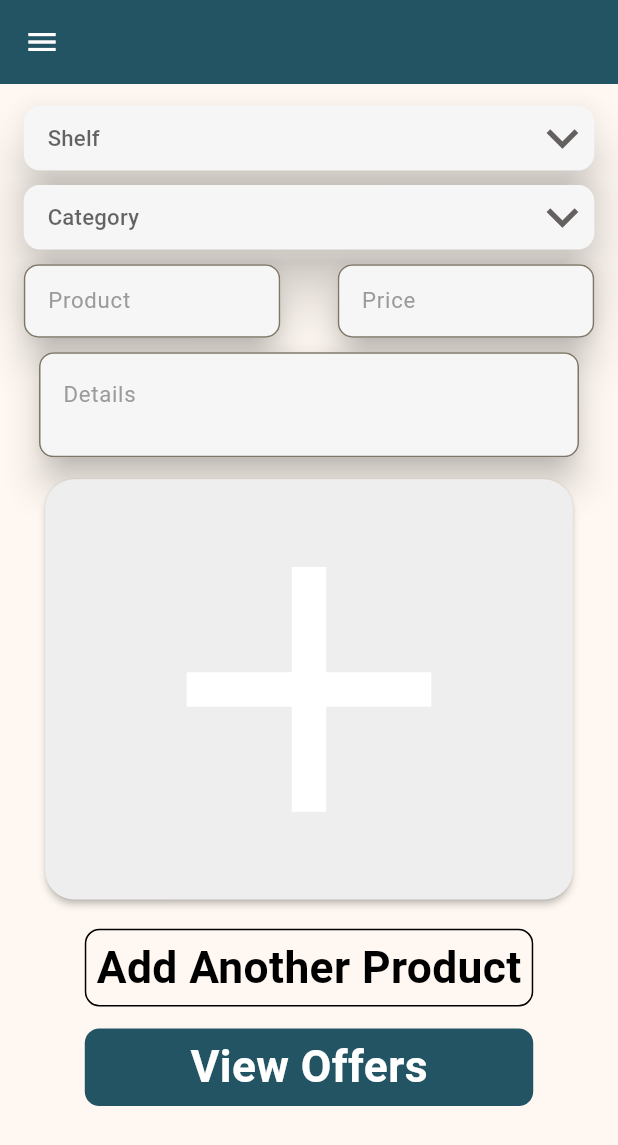
After one commit to Hisham-Elyas/tawsel_orders_delivery_app, a Flutter app: the screen it shows after launch, on a phone screen of 412 x 824 dp. The commit adds this screen. Shown: the top 1145 px of the screen. Run offline on Flutter 3.47's test engine with Material 2 defaults, Android fonts, the phone set to English and light mode, and no system bars; our stand-ins replace flutter_screenutil, get.

Commit message:
Refactor and add new features to the Offers section
- Refactored the Offers section by creating separate screens for adding and confirming offers
- Added custom widgets for text fields, dropdown buttons, and image boxes
- Added functionality to add multiple products and view offers
- Updated the main.dart file to set the Offers screen as the home screen
- Made minor UI improvements and bug fixes

```diff
--- a/lib/main.dart
+++ b/lib/main.dart
@@ -3,7 +3,7 @@ import 'package:flutter_screenutil/flutter_screenutil.dart';
 import 'package:get/get.dart';
 
 import 'app_color.dart';
-import 'merchandiser_app/view/RTV SECTION/rtv_section.dart';
+import 'merchandiser_app/view/OFFERS/offers_screen.dart';
 import 'page_controller.dart';
 
 void main() {
@@ -30,8 +30,10 @@ class MyApp extends StatelessWidget {
         ),
         // home: const HomeOrderScreen(),
         //         merchandiser_app
-        home: const RtvSectionScreen(),
+        // home: const RtvSectionScreen(),
         // home: const InventoryScreen(),
+        home: const OffersScreen(),
+        // home: const ConfirmOffersScreen(),
       ),
     );
   }
--- /dev/null
+++ b/lib/merchandiser_app/view/OFFERS/offers_screen.dart
@@ -0,0 +1,131 @@
+import 'package:flutter/material.dart';
+import 'package:flutter_screenutil/flutter_screenutil.dart';
+
+import '../../app_color.dart';
+import '../../widget/add_imgbox_widget.dart';
+import '../../widget/custom_buttom_widget.dart';
+import '../../widget/custom_dropdown_button_widget.dart';
+import '../../widget/custom_textfield_widget.dart';
+
+class OffersScreen extends StatelessWidget {
+  const OffersScreen({super.key});
+
+  @override
+  Widget build(BuildContext context) {
+    return Scaffold(
+      appBar: AppBar(
+          backgroundColor: AppColor.mainColor,
+          leading: IconButton(
+            onPressed: () {},
+            icon: const Icon(
+              Icons.menu,
+              color: Colors.white,
+            ),
+          )),
+      body: SingleChildScrollView(
+        child: Padding(
+          padding: EdgeInsets.symmetric(horizontal: 15.w).copyWith(
+            top: 15.h,
+            bottom: 10.h,
+          ),
+          child: Column(children: [
+            /// Shelf DropdownButton
+            CustomDropdownButton(
+              onChanged: (value) {},
+              onTap: () {},
+              hintText: "Shelf",
+              items: [
+                DropdownMenuItem(
+                    value: 1,
+                    child: Text("1",
+                        style: TextStyle(
+                            fontWeight: FontWeight.w500, fontSize: 14.sp))),
+                DropdownMenuItem(
+                    value: 2,
+                    child: Text("2",
+                        style: TextStyle(
+                            fontWeight: FontWeight.w500, fontSize: 14.sp))),
+              ],
+            ),
+            SizedBox(height: 10.h),
+
+            /// Category DropdownButton
+            CustomDropdownButton(
+              onChanged: (value) {},
+              onTap: () {},
+              hintText: "Category",
+              items: [
+                DropdownMenuItem(
+                    value: 1,
+                    child: Text("1",
+                        style: TextStyle(
+                            fontWeight: FontWeight.w500, fontSize: 14.sp))),
+                DropdownMenuItem(
+                    value: 2,
+                    child: Text("2",
+                        style: TextStyle(
+                            fontWeight: FontWeight.w500, fontSize: 14.sp))),
+              ],
+            ),
+            SizedBox(height: 10.h),
+            Row(
+              mainAxisAlignment: MainAxisAlignment.spaceBetween,
+              children: [
+                CustomTextFormField(
+                  width: 171,
+                  height: 49,
+                  hintText: "Product",
+                  onSaved: (value) {},
+                  validator: (value) {
+                    return null;
+                  },
+                ),
+                CustomTextFormField(
+                  width: 171,
+                  height: 49,
+                  hintText: "Price",
+                  onSaved: (value) {},
+                  validator: (value) {
+                    return null;
+                  },
+                ),
+              ],
+            ),
+            SizedBox(height: 10.h),
+
+            CustomTextFormField(
+              width: 360,
+              height: 70,
+              maxLines: 3,
+              hintText: "Details",
+              onSaved: (value) {},
+              validator: (value) {
+                return null;
+              },
+            ),
+            SizedBox(height: 15.h),
+            AddImgBoxWidet(
+              width: 333.w,
+              height: 287.h,
+              onTap: () {},
+            ),
+            SizedBox(height: 20.h),
+
+            //  Add Another Product Buttom
+            CustomButtom(
+              isOutLine: true,
+              titel: "Add Another Product",
+              onTap: () {},
+            ),
+            SizedBox(height: 15.h),
+            //  View Offers Buttom
+            CustomButtom(
+              titel: "View Offers",
+              onTap: () {},
+            )
+          ]),
+        ),
+      ),
+    );
+  }
+}
--- /dev/null
+++ b/lib/merchandiser_app/widget/add_imgbox_widget.dart
@@ -0,0 +1,34 @@
+import 'package:flutter/material.dart';
+import 'package:flutter_screenutil/flutter_screenutil.dart';
+
+class AddImgBoxWidet extends StatelessWidget {
+  final double width;
+  final double height;
+  final void Function() onTap;
+  const AddImgBoxWidet(
+      {super.key,
+      required this.width,
+      required this.height,
+      required this.onTap});
+
+  @override
+  Widget build(BuildContext context) {
+    return Material(
+        color: const Color(0xFFEEEEEE),
+        borderRadius: BorderRadius.circular(20.r),
+        elevation: 2,
+        child: InkWell(
+          borderRadius: BorderRadius.circular(20.r),
+          onTap: () {},
+          child: SizedBox(
+            width: width,
+            height: height,
+            child: const FittedBox(
+                child: Icon(
+              Icons.add,
+              color: Color(0xFFFFFFFF),
+            )),
+          ),
+        ));
+  }
+}
--- a/lib/merchandiser_app/widget/custom_buttom_widget.dart
+++ b/lib/merchandiser_app/widget/custom_buttom_widget.dart
@@ -6,10 +6,13 @@ import '../app_color.dart';
 class CustomButtom extends StatelessWidget {
   final void Function()? onTap;
   final String titel;
+  final bool isOutLine;
+
   const CustomButtom({
     Key? key,
     this.onTap,
     required this.titel,
+    this.isOutLine = false,
   }) : super(key: key);
 
   @override
@@ -22,13 +25,18 @@ class CustomButtom extends StatelessWidget {
         alignment: Alignment.center,
         decoration: BoxDecoration(
             borderRadius: BorderRadius.circular(10.r),
-            color: AppColor.mainColor),
+            border: isOutLine
+                ? Border.all(color: const Color(0xff000000), width: 1)
+                : null,
+            color: isOutLine ? null : AppColor.mainColor),
         child: Text(
           titel,
           style: TextStyle(
               fontWeight: FontWeight.w700,
               fontSize: 28.sp,
-              color: const Color(0xffFFFFFF)),
+              color: isOutLine
+                  ? const Color(0xff000000)
+                  : const Color(0xffFFFFFF)),
         ),
       ),
     );
--- a/lib/merchandiser_app/widget/custom_dropdown_button_widget.dart
+++ b/lib/merchandiser_app/widget/custom_dropdown_button_widget.dart
@@ -25,7 +25,7 @@ class CustomDropdownButton extends StatelessWidget {
     return Container(
       width: width ?? 360.w,
       height: height ?? 44.h,
-      margin: EdgeInsets.symmetric(horizontal: 10.w),
+      // margin: EdgeInsets.symmetric(horizontal: 10.w),
       decoration: BoxDecoration(
           color: const Color(0xffF6F6F6),
           borderRadius: BorderRadius.circular(11.r)),
--- a/lib/merchandiser_app/widget/custom_searchbar_widget.dart
+++ b/lib/merchandiser_app/widget/custom_searchbar_widget.dart
@@ -30,6 +30,8 @@ class CustomSearchBar extends StatelessWidget {
             borderRadius: BorderRadius.all(Radius.circular(10.r))),
         child: TextField(
             controller: controller,
+            onChanged: onChanged,
+            onSubmitted: onSubmitted,
             decoration: InputDecoration(
               hintText: "Search...",
               hintStyle:
--- /dev/null
+++ b/lib/merchandiser_app/widget/custom_textfield_widget.dart
@@ -0,0 +1,51 @@
+import 'package:flutter/material.dart';
+import 'package:flutter_screenutil/flutter_screenutil.dart';
+
+class CustomTextFormField extends StatelessWidget {
+  final double? width;
+  final double? height;
+  final String? hintText;
+  final int? maxLines;
+  final String? Function(String?)? validator;
+  final void Function(String?)? onSaved;
+  const CustomTextFormField({
+    Key? key,
+    this.width,
+    this.height,
+    this.hintText,
+    this.maxLines = 1,
+    this.validator,
+    this.onSaved,
+  }) : super(key: key);
+
+  @override
+  Widget build(BuildContext context) {
+    return Material(
+      elevation: 10,
+      borderRadius: BorderRadius.all(Radius.circular(10.r)),
+      child: Container(
+        width: width,
+        height: height,
+        alignment: Alignment.center,
+        decoration: BoxDecoration(
+            color: const Color(0xffF6F6F6),
+            borderRadius: BorderRadius.all(Radius.circular(10.r))),
+        child: TextFormField(
+            maxLines: maxLines,
+            onSaved: onSaved,
+            validator: validator,
+            decoration: InputDecoration(
+              hintText: hintText,
+              hintStyle: TextStyle(
+                  color: const Color(0xff9B9B9B),
+                  fontWeight: FontWeight.w400,
+                  fontSize: 14.sp),
+              border: OutlineInputBorder(
+                  borderRadius: BorderRadius.circular(10.r),
+                  borderSide:
+                      const BorderSide(width: 1, color: Color(0xff787878))),
+            )),
+      ),
+    );
+  }
+}
```
Also changed, not shown: lib/merchandiser_app/view/OFFERS/confirm_offers_screen.dart (added, +150 -0 lines).
